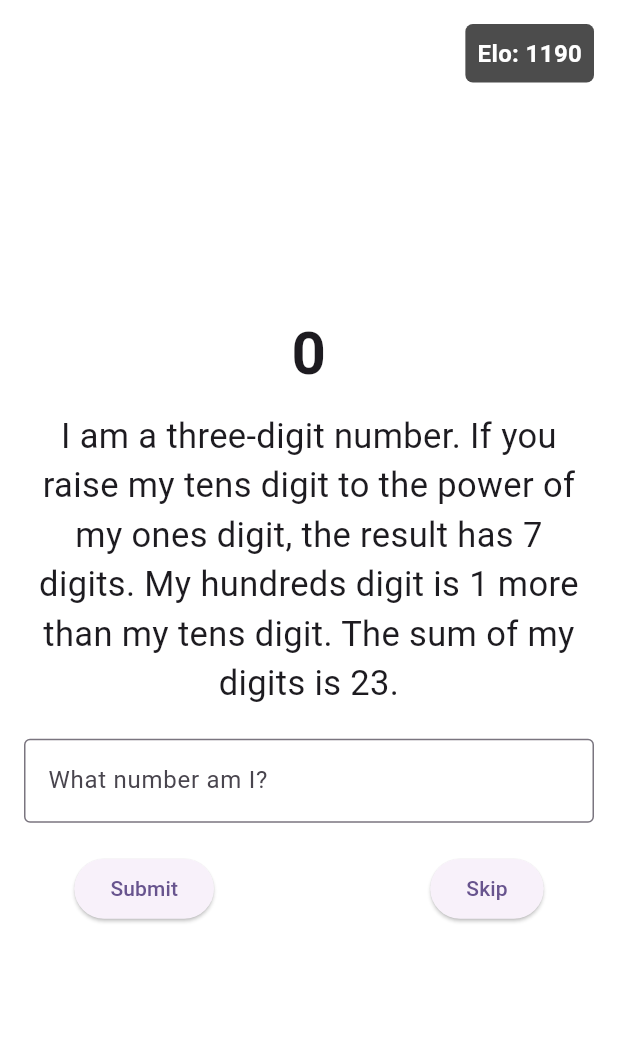
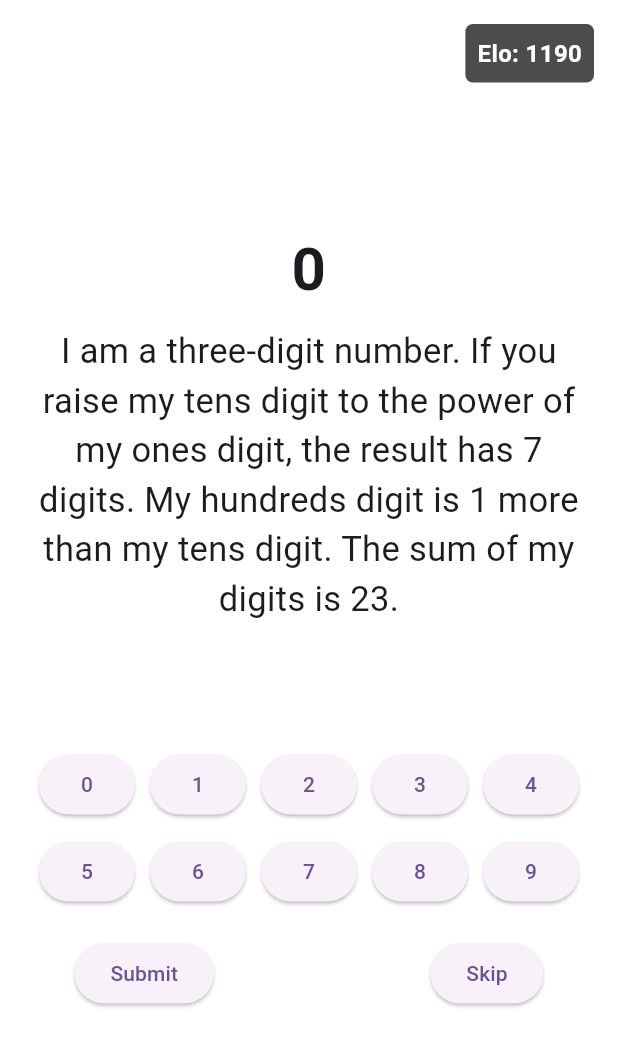
Before and after one commit to HennyBicks01/math_riddler, a Flutter app: the screen it shows after launch, after a tap on "Skip", on a phone screen of 412 x 824 dp. Shown: the top 1046 px of the screen. Run offline on Flutter 3.47's test engine with Material 2 defaults, Android fonts, the phone set to English and light mode, and no system bars.

Commit message:
started button implementation

```diff
--- a/lib/main.dart
+++ b/lib/main.dart
@@ -44,6 +44,20 @@ class _MyHomePageState extends State<MyHomePage> {
   void initState() {
     super.initState();
     _generateRiddle();
+  }
+
+  String _currentInput = ""; // To store the number being input by the user.
+
+  void _appendToInput(String number) {
+    setState(() {
+      _currentInput += number;
+    });
+  }
+
+  void _clearInput() {
+    setState(() {
+      _currentInput = "";
+    });
   }
 
   void _generateRiddle() {
@@ -93,7 +107,7 @@ class _MyHomePageState extends State<MyHomePage> {
   @override
   Widget build(BuildContext context) {
     return Scaffold(
-        body: AnimatedContainer(
+      body: AnimatedContainer(
         duration: Duration(milliseconds: 500),
         color: _backgroundColor,
         child: Padding(
@@ -116,13 +130,21 @@ class _MyHomePageState extends State<MyHomePage> {
                     textAlign: TextAlign.center,
                   ),
                   const SizedBox(height: 20),
-                  TextField(
-                    controller: _controller,
-                    keyboardType: TextInputType.number,
-                    decoration: const InputDecoration(
-                      hintText: 'What number am I?',
-                      border: OutlineInputBorder(),
-                    ),
+                  Text( // Displaying the number being input by the user
+                    _currentInput,
+                    style: TextStyle(fontSize: 30, fontWeight: FontWeight.bold),
+                  ),
+                  const SizedBox(height: 20),
+                  // Custom keypad
+                  Wrap(
+                    spacing: 10,
+                    runSpacing: 10,
+                    children: List.generate(10, (index) {
+                      return ElevatedButton(
+                        onPressed: () => _appendToInput(index.toString()),
+                        child: Text('$index'),
+                      );
+                    }),
                   ),
                   const SizedBox(height: 20),
                   Row(
@@ -134,7 +156,10 @@ class _MyHomePageState extends State<MyHomePage> {
                       ),
                       const SizedBox(width: 10),
                       ElevatedButton(
-                        onPressed: _skipRiddle,
+                        onPressed: () {
+                          _clearInput();
+                          _skipRiddle();
+                        },
                         child: const Text('Skip'),
                       ),
                     ],
```
